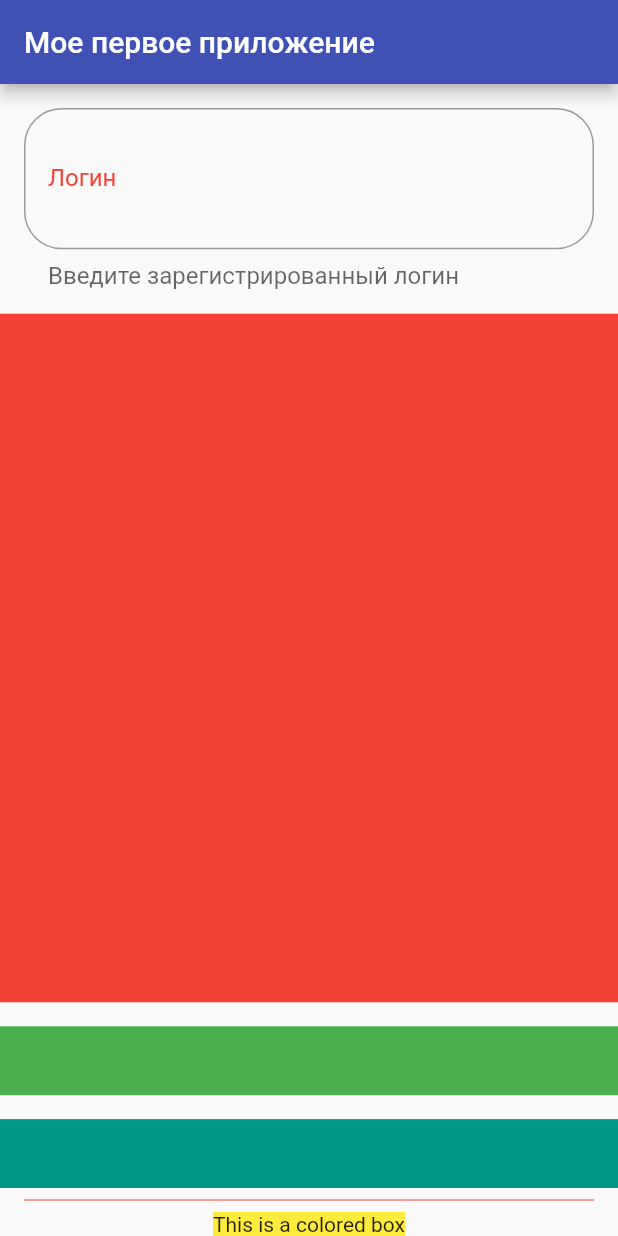
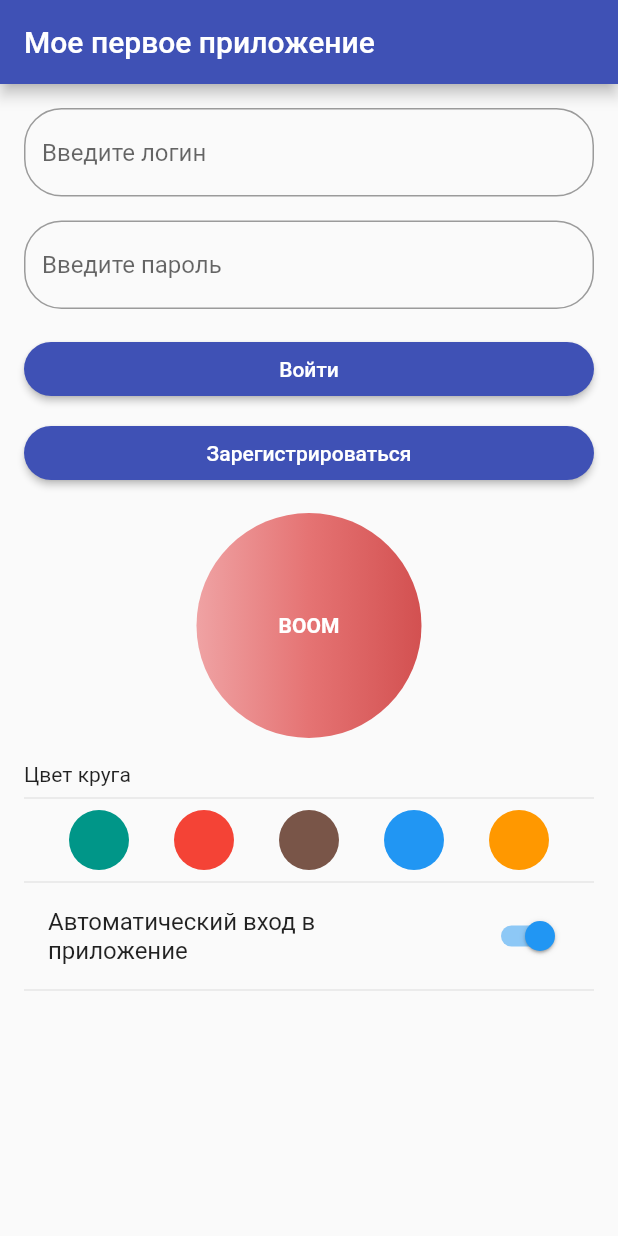
Before and after one commit to JMApps/my_test_app, a Flutter app: the screen it shows after launch, on a phone screen of 412 x 824 dp. Run offline on Flutter 3.47's test engine with Material 2 defaults, Android fonts, the phone set to English and light mode, and no system bars.

Commit message:
Added new widgets

```diff
--- a/lib/pages/main_page.dart
+++ b/lib/pages/main_page.dart
@@ -10,92 +10,99 @@ class MainPage extends StatelessWidget {
         title: Text('Мое первое приложение'),
         backgroundColor: Colors.indigo,
       ),
-      body: Column(
+      body: Padding(
+        padding: const EdgeInsets.all(16),
+        child: Column(
+          crossAxisAlignment: CrossAxisAlignment.stretch,
           children: [
-          Padding(
-            padding: const EdgeInsets.all(16),
-            child: TextField(
-              autocorrect: false,
-              autofocus: false,
-              obscureText: false,
-              minLines: 3,
-              maxLines: 7,
-              textInputAction: TextInputAction.next,
+            TextField(
               decoration: InputDecoration(
-                contentPadding: EdgeInsets.all(16),
-                prefix: Icon(
-                  Icons.supervised_user_circle,
-                  color: Colors.indigo,
-                  size: 20,
-                ),
-                hintText: 'Введите ваш логин',
-                hintStyle: TextStyle(fontSize: 12),
-                labelText: 'Логин',
-                labelStyle: TextStyle(color: Colors.red),
-                helperText: 'Введите зарегистрированный логин',
-                helperStyle: TextStyle(fontSize: 16),
-                suffix: Icon(
-                  Icons.clear,
-                  color: Colors.red,
-                  size: 15,
-                ),
+                hintText: 'Введите логин',
                 border: OutlineInputBorder(
                   borderRadius: BorderRadius.circular(25),
-                  borderSide: BorderSide(
-                    color: Colors.indigo,
-                    width: 1,
-                  ),
-                ),
-                focusedBorder: OutlineInputBorder(
-                  borderRadius: BorderRadius.circular(25),
-                  borderSide: BorderSide(
-                    color: Colors.indigo,
-                    width: 1,
                 ),
               ),
             ),
-              onChanged: (String value) {
-                print('$value');
-              },
+            SizedBox(height: 16),
+            TextField(
+              decoration: InputDecoration(
+                hintText: 'Введите пароль',
+                border: OutlineInputBorder(
+                  borderRadius: BorderRadius.circular(25),
                 ),
               ),
-          Expanded(
-            flex: 10,
-            child: Container(
-              height: 50,
-              color: Colors.red,
+            ),
+            SizedBox(height: 16),
+            MaterialButton(
+              onPressed: () {},
+              color: Colors.indigo,
+              shape: RoundedRectangleBorder(
+                borderRadius: BorderRadius.circular(25),
+              ),
+              child: Text(
+                'Войти',
+                style: TextStyle(color: Colors.white),
               ),
             ),
-          SizedBox(
-            height: 16,
+            SizedBox(height: 8),
+            MaterialButton(
+              onPressed: () {},
+              color: Colors.indigo,
+              shape: RoundedRectangleBorder(
+                borderRadius: BorderRadius.circular(25),
               ),
-          Expanded(
-            flex: 1,
-            child: Container(
-              height: 50,
-              color: Colors.green,
+              child: Text(
+                'Зарегистрироваться',
+                style: TextStyle(color: Colors.white),
               ),
             ),
-          SizedBox(
-            height: 16,
-          ),
-          Expanded(
-            flex: 1,
-            child: Container(
-              height: 50,
-              color: Colors.teal,
+            SizedBox(height: 16),
+            Container(
+              width: 150,
+              height: 150,
+              alignment: Alignment.center,
+              decoration: BoxDecoration(
+                shape: BoxShape.circle,
+                gradient: LinearGradient(
+                  colors: [
+                    Colors.red.shade50,
+                    Colors.red.shade300,
+                    Colors.red.shade900
+                  ],
                 ),
               ),
-          Divider(
-            indent: 16,
-            endIndent: 16,
-            color: Colors.red,
+              child: Text(
+                'BOOM',
+                style: TextStyle(
+                  color: Colors.white,
+                  fontWeight: FontWeight.bold,
                 ),
-          ColoredBox(
-            color: Colors.yellow,
-            child: Text('This is a colored box'),
               ),
+            ),
+            SizedBox(height: 16),
+            Text('Цвет круга'),
+            Divider(),
+            Row(
+              mainAxisAlignment: MainAxisAlignment.spaceEvenly,
+              children: [
+                CircleAvatar(backgroundColor: Colors.teal),
+                CircleAvatar(backgroundColor: Colors.red),
+                CircleAvatar(backgroundColor: Colors.brown),
+                CircleAvatar(backgroundColor: Colors.blue),
+                CircleAvatar(backgroundColor: Colors.orange),
               ],
+            ),
+            Divider(),
+            SwitchListTile(
+              title: Text(
+                'Автоматический вход в приложение',
+              ),
+              value: true,
+              onChanged: (value) {},
+            ),
+            Divider(),
+          ],
+        ),
       ),
     );
   }
--- /dev/null
+++ b/lib/widgets/text_filed_other.dart
@@ -0,0 +1,96 @@
+import 'package:flutter/material.dart';
+
+class TextFieldOther extends StatelessWidget {
+  const TextFieldOther({Key? key}) : super(key: key);
+
+  @override
+  Widget build(BuildContext context) {
+    return Column(
+      children: [
+        Padding(
+          padding: const EdgeInsets.all(16),
+          child: TextField(
+            autocorrect: false,
+            autofocus: false,
+            obscureText: false,
+            minLines: 3,
+            maxLines: 7,
+            textInputAction: TextInputAction.next,
+            decoration: InputDecoration(
+              contentPadding: EdgeInsets.all(16),
+              prefix: Icon(
+                Icons.supervised_user_circle,
+                color: Colors.indigo,
+                size: 20,
+              ),
+              hintText: 'Введите ваш логин',
+              hintStyle: TextStyle(fontSize: 12),
+              labelText: 'Логин',
+              labelStyle: TextStyle(color: Colors.red),
+              helperText: 'Введите зарегистрированный логин',
+              helperStyle: TextStyle(fontSize: 16),
+              suffix: Icon(
+                Icons.clear,
+                color: Colors.red,
+                size: 15,
+              ),
+              border: OutlineInputBorder(
+                borderRadius: BorderRadius.circular(25),
+                borderSide: BorderSide(
+                  color: Colors.indigo,
+                  width: 1,
+                ),
+              ),
+              focusedBorder: OutlineInputBorder(
+                borderRadius: BorderRadius.circular(25),
+                borderSide: BorderSide(
+                  color: Colors.indigo,
+                  width: 1,
+                ),
+              ),
+            ),
+            onChanged: (String value) {
+              print('$value');
+            },
+          ),
+        ),
+        Expanded(
+          flex: 10,
+          child: Container(
+            height: 50,
+            color: Colors.red,
+          ),
+        ),
+        SizedBox(
+          height: 16,
+        ),
+        Expanded(
+          flex: 1,
+          child: Container(
+            height: 50,
+            color: Colors.green,
+          ),
+        ),
+        SizedBox(
+          height: 16,
+        ),
+        Expanded(
+          flex: 1,
+          child: Container(
+            height: 50,
+            color: Colors.teal,
+          ),
+        ),
+        Divider(
+          indent: 16,
+          endIndent: 16,
+          color: Colors.red,
+        ),
+        ColoredBox(
+          color: Colors.yellow,
+          child: Text('This is a colored box'),
+        ),
+      ],
+    );
+  }
+}
```
Lines whose indentation alone changed are shown as unchanged.
